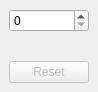
Before: the Qt Designer form views/MainView.ui in GnitLores/Image_Label_GUI, drawn with Qt 5.
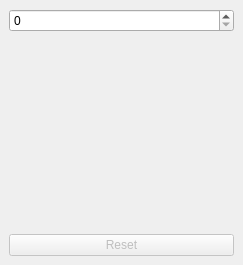
After: the same form once the commit is applied.

Diff of the .ui file:
```diff
--- a/views/MainView.ui
+++ b/views/MainView.ui
@@ -6,8 +6,8 @@
    <rect>
     <x>0</x>
     <y>0</y>
-    <width>93</width>
-    <height>92</height>
+    <width>243</width>
+    <height>265</height>
    </rect>
   </property>
   <widget class="QWidget" name="centralwidget">
```
